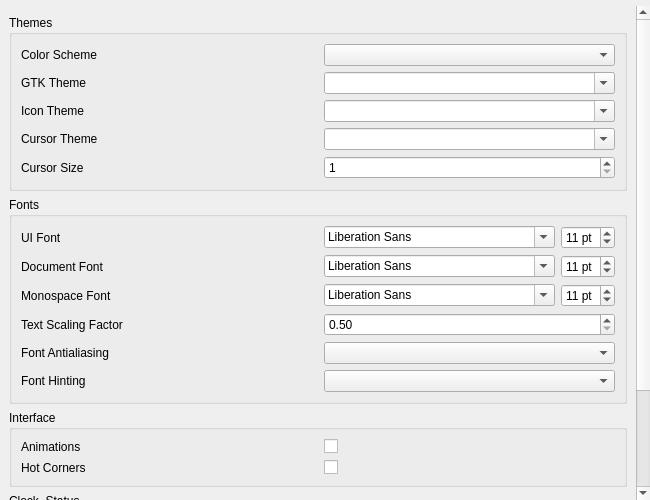
Qt form shared/nexis/Pages/GnomeSettings/gnome_appearance_tab.ui (s4solutionsllc/Nexis) before a commit.
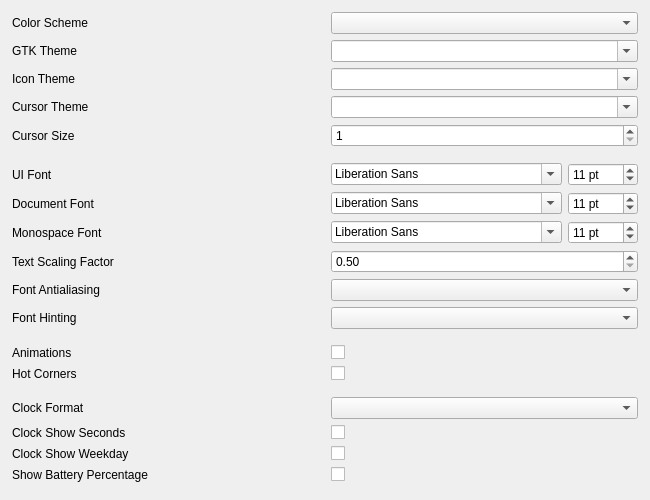
The same form after that commit.

Commit message: feat(gnome-settings): DS §2/§3 card treatment for Appearance tab (NEX-15098)

Diff of the .ui file:
```diff
--- a/shared/nexis/Pages/GnomeSettings/gnome_appearance_tab.ui
+++ b/shared/nexis/Pages/GnomeSettings/gnome_appearance_tab.ui
@@ -21,12 +21,26 @@
      <property name="frameShape"><enum>QFrame::NoFrame</enum></property>
      <widget class="QWidget" name="scrollContents">
       <layout class="QVBoxLayout" name="scrollLayout">
+       <property name="leftMargin"><number>12</number></property>
+       <property name="topMargin"><number>6</number></property>
+       <property name="rightMargin"><number>12</number></property>
+       <property name="bottomMargin"><number>12</number></property>
+       <property name="spacing"><number>16</number></property>
 
        <!-- Themes Group -->
        <item>
-        <widget class="QGroupBox" name="groupThemes">
-         <property name="title"><string>Themes</string></property>
-         <layout class="QGridLayout" name="gridThemes">
+        <widget class="QWidget" name="groupThemes" native="true">
+         <layout class="QVBoxLayout" name="vboxThemes">
+          <property name="spacing"><number>0</number></property>
+          <property name="leftMargin"><number>0</number></property>
+          <property name="topMargin"><number>0</number></property>
+          <property name="rightMargin"><number>0</number></property>
+          <property name="bottomMargin"><number>0</number></property>
+          <item>
+           <widget class="QWidget" name="headerThemes" native="true"/>
+          </item>
+          <item>
+           <layout class="QGridLayout" name="gridThemes">
           <property name="horizontalSpacing"><number>12</number></property>
           <property name="verticalSpacing"><number>6</number></property>
 
@@ -94,15 +108,26 @@
             <property name="focusPolicy"><enum>Qt::ClickFocus</enum></property>
            </widget>
           </item>
+          </layout>
+          </item>
          </layout>
         </widget>
        </item>
 
        <!-- Fonts Group -->
        <item>
-        <widget class="QGroupBox" name="groupFonts">
-         <property name="title"><string>Fonts</string></property>
-         <layout class="QGridLayout" name="gridFonts">
+        <widget class="QWidget" name="groupFonts" native="true">
+         <layout class="QVBoxLayout" name="vboxFonts">
+          <property name="spacing"><number>0</number></property>
+          <property name="leftMargin"><number>0</number></property>
+          <property name="topMargin"><number>0</number></property>
+          <property name="rightMargin"><number>0</number></property>
+          <property name="bottomMargin"><number>0</number></property>
+          <item>
+           <widget class="QWidget" name="headerFonts" native="true"/>
+          </item>
+          <item>
+           <layout class="QGridLayout" name="gridFonts">
           <property name="horizontalSpacing"><number>12</number></property>
           <property name="verticalSpacing"><number>6</number></property>
 
@@ -241,15 +266,26 @@
             <property name="focusPolicy"><enum>Qt::NoFocus</enum></property>
            </widget>
           </item>
+          </layout>
+          </item>
          </layout>
         </widget>
        </item>
 
        <!-- Interface Group -->
        <item>
-        <widget class="QGroupBox" name="groupInterface">
-         <property name="title"><string>Interface</string></property>
-         <layout class="QGridLayout" name="gridInterface">
+        <widget class="QWidget" name="groupInterface" native="true">
+         <layout class="QVBoxLayout" name="vboxInterface">
+          <property name="spacing"><number>0</number></property>
+          <property name="leftMargin"><number>0</number></property>
+          <property name="topMargin"><number>0</number></property>
+          <property name="rightMargin"><number>0</number></property>
+          <property name="bottomMargin"><number>0</number></property>
+          <item>
+           <widget class="QWidget" name="headerInterface" native="true"/>
+          </item>
+          <item>
+           <layout class="QGridLayout" name="gridInterface">
           <property name="horizontalSpacing"><number>12</number></property>
           <property name="verticalSpacing"><number>6</number></property>
 
@@ -276,15 +312,26 @@
             <property name="focusPolicy"><enum>Qt::NoFocus</enum></property>
            </widget>
           </item>
+          </layout>
+          </item>
          </layout>
         </widget>
        </item>
 
        <!-- Clock & Status Group -->
        <item>
-        <widget class="QGroupBox" name="groupClock">
-         <property name="title"><string>Clock &amp; Status</string></property>
-         <layout class="QGridLayout" name="gridClock">
+        <widget class="QWidget" name="groupClock" native="true">
+         <layout class="QVBoxLayout" name="vboxClock">
+          <property name="spacing"><number>0</number></property>
+          <property name="leftMargin"><number>0</number></property>
+          <property name="topMargin"><number>0</number></property>
+          <property name="rightMargin"><number>0</number></property>
+          <property name="bottomMargin"><number>0</number></property>
+          <item>
+           <widget class="QWidget" name="headerClock" native="true"/>
+          </item>
+          <item>
+           <layout class="QGridLayout" name="gridClock">
           <property name="horizontalSpacing"><number>12</number></property>
           <property name="verticalSpacing"><number>6</number></property>
 
@@ -335,6 +382,8 @@
             <property name="cursor"><cursorShape>PointingHandCursor</cursorShape></property>
             <property name="focusPolicy"><enum>Qt::NoFocus</enum></property>
            </widget>
+          </item>
+          </layout>
           </item>
          </layout>
         </widget>
```
The commit also changes 8 other files.
